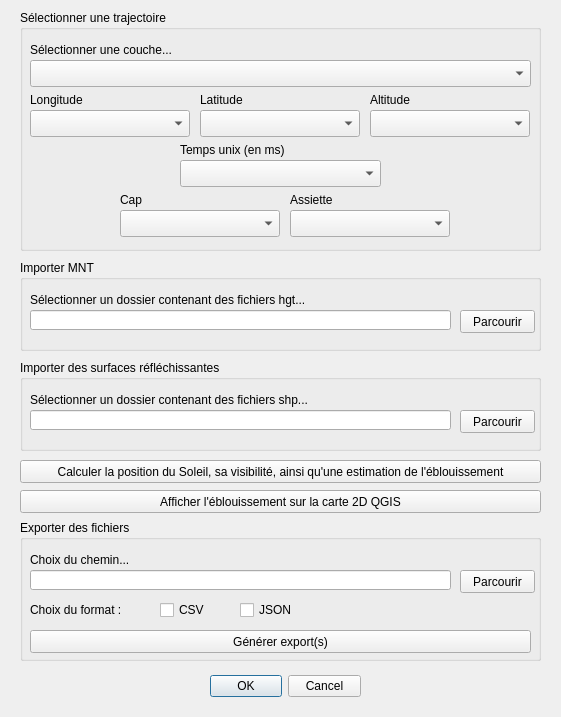
This is eblouissement/Eblouissement_dialog_base.ui in PaulCllch/BEA as Qt 5 draws it before an edit. The edited form follows.
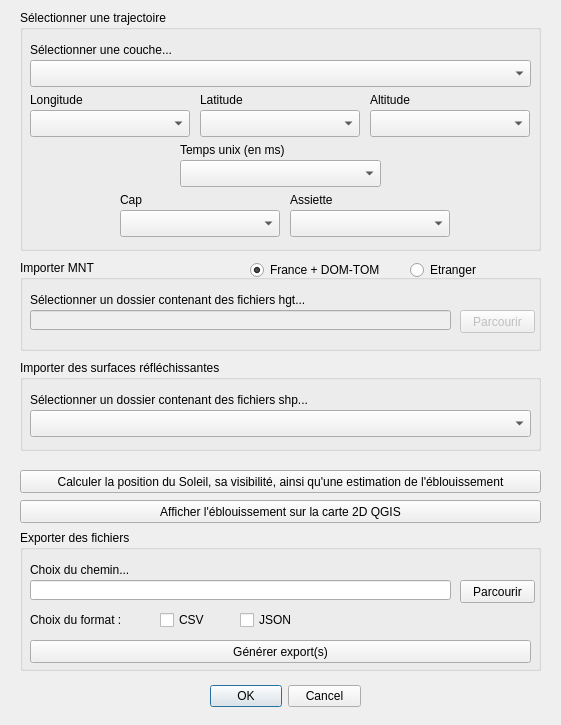
This is the edited form. Custom widgets are drawn as their Qt base class.

```diff
--- a/eblouissement/Eblouissement_dialog_base.ui
+++ b/eblouissement/Eblouissement_dialog_base.ui
@@ -7,7 +7,7 @@
     <x>0</x>
     <y>0</y>
     <width>561</width>
-    <height>717</height>
+    <height>725</height>
    </rect>
   </property>
   <property name="windowTitle">
@@ -17,7 +17,7 @@
    <property name="geometry">
     <rect>
      <x>210</x>
-     <y>670</y>
+     <y>680</y>
      <width>151</width>
      <height>32</height>
     </rect>
@@ -216,6 +216,9 @@
     <string>Importer MNT</string>
    </property>
    <widget class="QPushButton" name="parcourir_mnt">
+    <property name="enabled">
+     <bool>false</bool>
+    </property>
     <property name="geometry">
      <rect>
       <x>440</x>
@@ -242,6 +245,9 @@
     </property>
    </widget>
    <widget class="QLineEdit" name="text_mnt">
+    <property name="enabled">
+     <bool>false</bool>
+    </property>
     <property name="geometry">
      <rect>
       <x>10</x>
@@ -251,12 +257,47 @@
      </rect>
     </property>
    </widget>
+   <widget class="QRadioButton" name="rb_etranger">
+    <property name="geometry">
+     <rect>
+      <x>390</x>
+      <y>0</y>
+      <width>95</width>
+      <height>20</height>
+     </rect>
+    </property>
+    <property name="text">
+     <string>Etranger</string>
+    </property>
+    <attribute name="buttonGroup">
+     <string notr="true">buttonGroup</string>
+    </attribute>
+   </widget>
+   <widget class="QRadioButton" name="rb_france">
+    <property name="geometry">
+     <rect>
+      <x>230</x>
+      <y>0</y>
+      <width>151</width>
+      <height>20</height>
+     </rect>
+    </property>
+    <property name="text">
+     <string>France + DOM-TOM</string>
+    </property>
+    <property name="checked">
+     <bool>true</bool>
+    </property>
+    <attribute name="buttonGroup">
+     <string notr="true">buttonGroup</string>
+    </attribute>
+   </widget>
   </widget>
   <widget class="QPushButton" name="button_sun_pos_calc">
    <property name="geometry">
     <rect>
      <x>20</x>
-     <y>460</y>
+     <y>470</y>
      <width>521</width>
      <height>23</height>
     </rect>
@@ -269,7 +310,7 @@
    <property name="geometry">
     <rect>
      <x>20</x>
-     <y>520</y>
+     <y>530</y>
      <width>521</width>
      <height>141</height>
     </rect>
@@ -378,19 +419,6 @@
    <property name="title">
     <string>Importer des surfaces réfléchissantes</string>
    </property>
-   <widget class="QPushButton" name="parcourir_sr">
-    <property name="geometry">
-     <rect>
-      <x>440</x>
-      <y>50</y>
-      <width>75</width>
-      <height>23</height>
-     </rect>
-    </property>
-    <property name="text">
-     <string>Parcourir</string>
-    </property>
-   </widget>
    <widget class="QLabel" name="label_sr">
     <property name="geometry">
      <rect>
@@ -404,13 +432,13 @@
      <string>Sélectionner un dossier contenant des fichiers shp...</string>
     </property>
    </widget>
-   <widget class="QLineEdit" name="text_sr">
+   <widget class="QgsMapLayerComboBox" name="select_sr">
     <property name="geometry">
      <rect>
       <x>10</x>
       <y>50</y>
-      <width>421</width>
-      <height>20</height>
+      <width>501</width>
+      <height>27</height>
      </rect>
     </property>
    </widget>
@@ -419,7 +447,7 @@
    <property name="geometry">
     <rect>
      <x>20</x>
-     <y>490</y>
+     <y>500</y>
      <width>521</width>
      <height>23</height>
     </rect>
```
Left out of the diff: 3 changed lines with no effect on the pictures.
